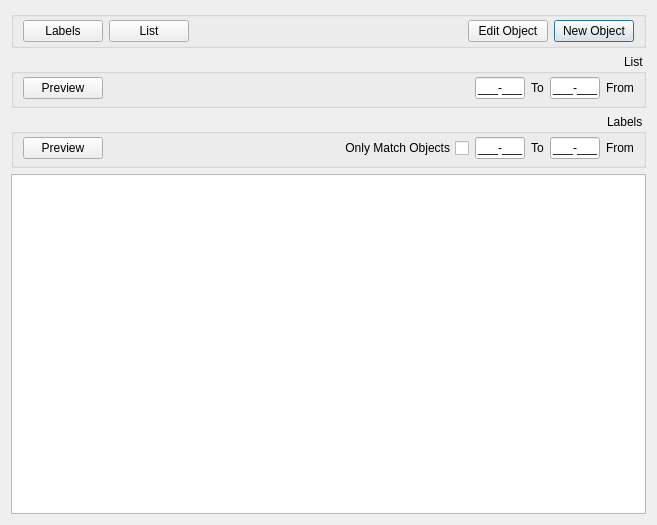
Old version of the form objectmanagement.ui in the repository nournia/ketabkhaane.
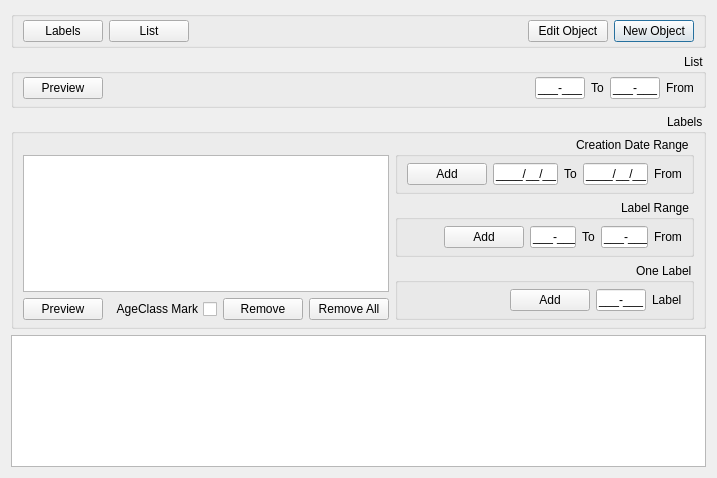
New version of the form. Icons and pictures are not drawn.

Commit message: fix print label ui

Diff of the .ui file:
```diff
--- a/objectmanagement.ui
+++ b/objectmanagement.ui
@@ -6,8 +6,8 @@
    <rect>
     <x>0</x>
     <y>0</y>
-    <width>657</width>
-    <height>525</height>
+    <width>681</width>
+    <height>478</height>
    </rect>
   </property>
   <property name="layoutDirection">
@@ -190,6 +190,141 @@
        <number>6</number>
       </property>
       <item>
+       <widget class="QWidget" name="widget_4" native="true">
+        <property name="sizePolicy">
+         <sizepolicy hsizetype="Maximum" vsizetype="Preferred">
+          <horstretch>0</horstretch>
+          <verstretch>0</verstretch>
+         </sizepolicy>
+        </property>
+        <layout class="QVBoxLayout" name="verticalLayout_3">
+         <property name="leftMargin">
+          <number>0</number>
+         </property>
+         <property name="topMargin">
+          <number>0</number>
+         </property>
+         <property name="rightMargin">
+          <number>0</number>
+         </property>
+         <property name="bottomMargin">
+          <number>0</number>
+         </property>
+         <item>
+          <widget class="QGroupBox" name="groupBox_2">
+           <property name="sizePolicy">
+            <sizepolicy hsizetype="Preferred" vsizetype="Maximum">
+             <horstretch>0</horstretch>
+             <verstretch>0</verstretch>
+            </sizepolicy>
+           </property>
+           <property name="title">
+            <string>Creation Date Range</string>
+           </property>
+           <layout class="QHBoxLayout" name="horizontalLayout_7">
+            <property name="topMargin">
+             <number>6</number>
+            </property>
+            <property name="bottomMargin">
+             <number>6</number>
+            </property>
+            <item>
+             <widget class="QLabel" name="label_11">
+              <property name="sizePolicy">
+               <sizepolicy hsizetype="Preferred" vsizetype="Fixed">
+                <horstretch>0</horstretch>
+                <verstretch>0</verstretch>
+               </sizepolicy>
+              </property>
+              <property name="text">
+               <string>From</string>
+              </property>
+             </widget>
+            </item>
+            <item>
+             <widget class="QLineEdit" name="eFromDate">
+              <property name="minimumSize">
+               <size>
+                <width>65</width>
+                <height>0</height>
+               </size>
+              </property>
+              <property name="maximumSize">
+               <size>
+                <width>65</width>
+                <height>16777215</height>
+               </size>
+              </property>
+              <property name="inputMask">
+               <string>9999/99/99;_</string>
+              </property>
+             </widget>
+            </item>
+            <item>
+             <widget class="QLabel" name="label_10">
+              <property name="sizePolicy">
+               <sizepolicy hsizetype="Preferred" vsizetype="Fixed">
+                <horstretch>0</horstretch>
+                <verstretch>0</verstretch>
+               </sizepolicy>
+              </property>
+              <property name="text">
+               <string>To</string>
+              </property>
+             </widget>
+            </item>
+            <item>
+             <widget class="QLineEdit" name="eToDate">
+              <property name="minimumSize">
+               <size>
+                <width>65</width>
+                <height>0</height>
+               </size>
+              </property>
+              <property name="maximumSize">
+               <size>
+                <width>65</width>
+                <height>16777215</height>
+               </size>
+              </property>
+              <property name="inputMask">
+               <string>9999/99/99;_</string>
+              </property>
+             </widget>
+            </item>
+            <item>
+             <widget class="QPushButton" name="bAddCreationDateRange">
+              <property name="text">
+               <string>Add</string>
+              </property>
+              <property name="icon">
+               <iconset resource="resources.qrc">
+                <normaloff>:/images/plus.png</normaloff>:/images/plus.png</iconset>
+              </property>
+             </widget>
+            </item>
+           </layout>
+          </widget>
+         </item>
+         <item>
+          <widget class="QGroupBox" name="groupBox_3">
+           <property name="sizePolicy">
+            <sizepolicy hsizetype="Preferred" vsizetype="Maximum">
+             <horstretch>0</horstretch>
+             <verstretch>0</verstretch>
+            </sizepolicy>
+           </property>
+           <property name="title">
+            <string>Label Range</string>
+           </property>
+           <layout class="QHBoxLayout" name="horizontalLayout_4">
+            <property name="topMargin">
+             <number>6</number>
+            </property>
+            <property name="bottomMargin">
+             <number>6</number>
+            </property>
+            <item>
        <widget class="QLabel" name="label_7">
         <property name="sizePolicy">
          <sizepolicy hsizetype="Preferred" vsizetype="Fixed">
@@ -242,9 +377,84 @@
        </widget>
       </item>
       <item>
-       <widget class="QCheckBox" name="cOnlyMatchObjects">
+             <widget class="QPushButton" name="bAddLabelRange">
         <property name="text">
-         <string>Only Match Objects</string>
+               <string>Add</string>
+              </property>
+              <property name="icon">
+               <iconset resource="resources.qrc">
+                <normaloff>:/images/plus.png</normaloff>:/images/plus.png</iconset>
+              </property>
+             </widget>
+            </item>
+            <item>
+             <spacer name="horizontalSpacer_4">
+              <property name="orientation">
+               <enum>Qt::Horizontal</enum>
+              </property>
+              <property name="sizeHint" stdset="0">
+               <size>
+                <width>40</width>
+                <height>20</height>
+               </size>
+              </property>
+             </spacer>
+            </item>
+           </layout>
+          </widget>
+         </item>
+         <item>
+          <widget class="QGroupBox" name="groupBox_4">
+           <property name="sizePolicy">
+            <sizepolicy hsizetype="Preferred" vsizetype="Maximum">
+             <horstretch>0</horstretch>
+             <verstretch>0</verstretch>
+            </sizepolicy>
+           </property>
+           <property name="title">
+            <string>One Label</string>
+           </property>
+           <layout class="QHBoxLayout" name="horizontalLayout_6">
+            <property name="topMargin">
+             <number>6</number>
+            </property>
+            <property name="bottomMargin">
+             <number>6</number>
+            </property>
+            <item>
+             <widget class="QLabel" name="label_9">
+              <property name="sizePolicy">
+               <sizepolicy hsizetype="Preferred" vsizetype="Fixed">
+                <horstretch>0</horstretch>
+                <verstretch>0</verstretch>
+               </sizepolicy>
+              </property>
+              <property name="text">
+               <string>Label</string>
+              </property>
+             </widget>
+            </item>
+            <item>
+             <widget class="QLineEdit" name="eOneLabel">
+              <property name="maximumSize">
+               <size>
+                <width>50</width>
+                <height>16777215</height>
+               </size>
+              </property>
+              <property name="inputMask">
+               <string>999-999;_</string>
+              </property>
+             </widget>
+            </item>
+            <item>
+             <widget class="QPushButton" name="bAddOneLabel">
+              <property name="text">
+               <string>Add</string>
+              </property>
+              <property name="icon">
+               <iconset resource="resources.qrc">
+                <normaloff>:/images/plus.png</normaloff>:/images/plus.png</iconset>
         </property>
        </widget>
       </item>
@@ -261,6 +471,104 @@
         </property>
        </spacer>
       </item>
+           </layout>
+          </widget>
+         </item>
+         <item>
+          <spacer name="verticalSpacer">
+           <property name="orientation">
+            <enum>Qt::Vertical</enum>
+           </property>
+           <property name="sizeHint" stdset="0">
+            <size>
+             <width>20</width>
+             <height>40</height>
+            </size>
+           </property>
+          </spacer>
+         </item>
+        </layout>
+       </widget>
+      </item>
+      <item>
+       <widget class="QWidget" name="widget" native="true">
+        <layout class="QVBoxLayout" name="verticalLayout_2">
+         <property name="leftMargin">
+          <number>0</number>
+         </property>
+         <property name="topMargin">
+          <number>18</number>
+         </property>
+         <property name="rightMargin">
+          <number>0</number>
+         </property>
+         <property name="bottomMargin">
+          <number>0</number>
+         </property>
+         <item>
+          <widget class="QTableWidget" name="tLabels">
+           <property name="selectionBehavior">
+            <enum>QAbstractItemView::SelectRows</enum>
+           </property>
+          </widget>
+         </item>
+         <item>
+          <widget class="QWidget" name="widget_2" native="true">
+           <layout class="QHBoxLayout" name="horizontalLayout_3">
+            <property name="leftMargin">
+             <number>0</number>
+            </property>
+            <property name="topMargin">
+             <number>0</number>
+            </property>
+            <property name="rightMargin">
+             <number>0</number>
+            </property>
+            <property name="bottomMargin">
+             <number>0</number>
+            </property>
+            <item>
+             <widget class="QPushButton" name="bRemoveAllLabels">
+              <property name="text">
+               <string>Remove All</string>
+              </property>
+              <property name="icon">
+               <iconset resource="resources.qrc">
+                <normaloff>:/images/cancel.png</normaloff>:/images/cancel.png</iconset>
+              </property>
+             </widget>
+            </item>
+            <item>
+             <widget class="QPushButton" name="bRemoveLabel">
+              <property name="text">
+               <string>Remove</string>
+              </property>
+              <property name="icon">
+               <iconset resource="resources.qrc">
+                <normaloff>:/images/minus.png</normaloff>:/images/minus.png</iconset>
+              </property>
+             </widget>
+            </item>
+            <item>
+             <spacer name="horizontalSpacer_3">
+              <property name="orientation">
+               <enum>Qt::Horizontal</enum>
+              </property>
+              <property name="sizeHint" stdset="0">
+               <size>
+                <width>186</width>
+                <height>20</height>
+               </size>
+              </property>
+             </spacer>
+            </item>
+            <item>
+             <widget class="QCheckBox" name="cAgeClassMark">
+              <property name="text">
+               <string>AgeClass Mark</string>
+              </property>
+             </widget>
+            </item>
       <item>
        <widget class="QPushButton" name="bPreviewLabels">
         <property name="text">
@@ -270,6 +578,12 @@
          <iconset resource="resources.qrc">
           <normaloff>:/images/preview.png</normaloff>:/images/preview.png</iconset>
         </property>
+             </widget>
+            </item>
+           </layout>
+          </widget>
+         </item>
+        </layout>
        </widget>
       </item>
      </layout>
```
Lines whose indentation alone changed are shown as unchanged. The commit also changes 5 other files.
